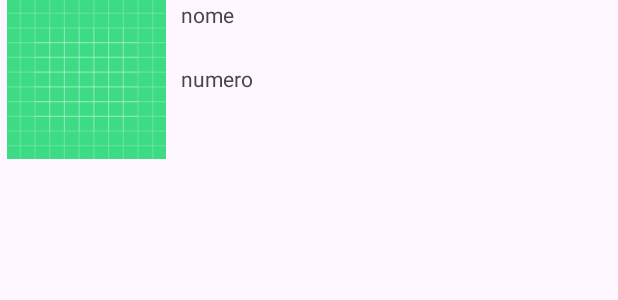
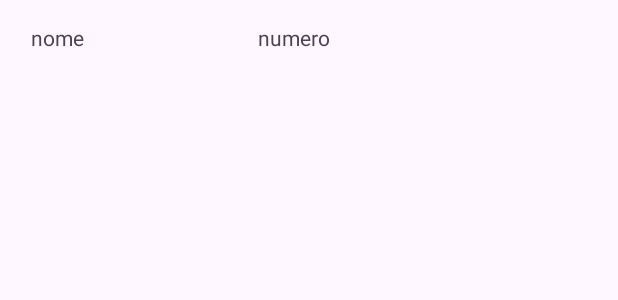
Before and after one commit to opaacheco/enviar_mensagem, an Android app: the layout contacto.xml on its own in the app's theme, with its tools: preview values and no code run, on a phone screen of 412 x 824 dp. Shown: the top 300 px of the screen. Run offline under Robolectric (Android 15) with nearby library versions, the phone set to English and light mode, and no system bars.

```diff
--- a/app/src/main/java/com/example/enviomensagens/CTT_recyclerViewAdaptado.kt
+++ b/app/src/main/java/com/example/enviomensagens/CTT_recyclerViewAdaptado.kt
@@ -4,6 +4,7 @@ import android.content.Context
 import android.view.LayoutInflater
 import android.view.View
 import android.view.ViewGroup
+import android.widget.Button
 import android.widget.TextView
 import androidx.annotation.NonNull
 import androidx.recyclerview.widget.RecyclerView
@@ -24,6 +25,10 @@ class CTT_recyclerViewAdapter(
     override fun onBindViewHolder(@NonNull holder: MyViewHolder, position: Int) {
         holder.tvName.text = contatos[position].name
         holder.tvNumber.text = contatos[position].phone
+        holder.itemView.setOnClickListener {
+            // Chama a função no contexto do MainActivity para abrir o WhatsApp
+            (context as MainActivity).sendMessageOnWhatsApp(contatos[position].phone, contatos[position].name)
+        }
     }
 
     override fun getItemCount(): Int {
@@ -33,5 +38,6 @@ class CTT_recyclerViewAdapter(
     class MyViewHolder(itemView: View) : RecyclerView.ViewHolder(itemView) {
         val tvName: TextView = itemView.findViewById(R.id.nomeContacto)
         val tvNumber: TextView = itemView.findViewById(R.id.numeroText)
+
     }
 }
--- a/app/src/main/res/layout/contacto.xml
+++ b/app/src/main/res/layout/contacto.xml
@@ -2,41 +2,22 @@
 <androidx.appcompat.widget.LinearLayoutCompat xmlns:android="http://schemas.android.com/apk/res/android"
     android:layout_width="match_parent"
     android:layout_height="wrap_content"
-    android:orientation="vertical"
-    >
-
-<LinearLayout
-android:layout_width="match_parent"
-android:layout_height="wrap_content"
-android:orientation="horizontal"
+    android:orientation="horizontal"
+    android:layout_margin="15dp"
     android:onClick="sendMessageOnWhatsApp">
-
-<ImageView
-    android:layout_width="115dp"
-    android:layout_height="106dp"
-    android:src="@drawable/ic_launcher_background"/>
-
-<LinearLayout
-    android:layout_width="match_parent"
-    android:layout_height="wrap_content"
-    android:orientation="vertical">
-
     <TextView
         android:id="@+id/nomeContacto"
-        android:layout_width="match_parent"
+        android:layout_width="100dp"
         android:layout_height="wrap_content"
-        android:gravity="center_vertical"
-        android:text="nome"
-        android:layout_marginLeft="5dp"/>
+        android:layout_marginLeft="5dp"
+        android:gravity=""
+        android:text="nome" />
 
     <TextView
         android:id="@+id/numeroText"
-        android:layout_width="match_parent"
+        android:layout_width="150dp"
         android:layout_height="wrap_content"
-        android:gravity="center_vertical"
-        android:text="numero"
-        android:layout_marginTop="23dp"
-        android:layout_marginLeft="5dp"/>
-</LinearLayout>
-</LinearLayout>
-    </androidx.appcompat.widget.LinearLayoutCompat>
+        android:layout_marginRight="30dp"
+        android:gravity="center"
+        android:text="numero"/>
+</androidx.appcompat.widget.LinearLayoutCompat>
```
Also changed, not shown: app/src/main/java/com/example/enviomensagens/MainActivity.kt (+10 -24 lines).
